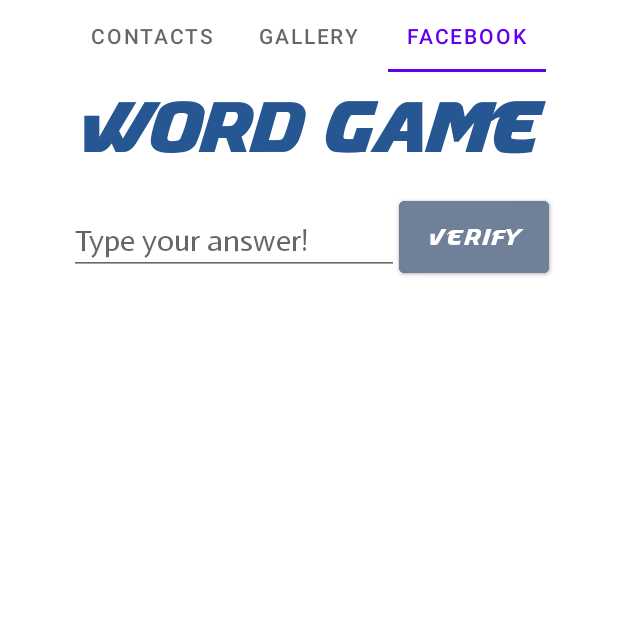
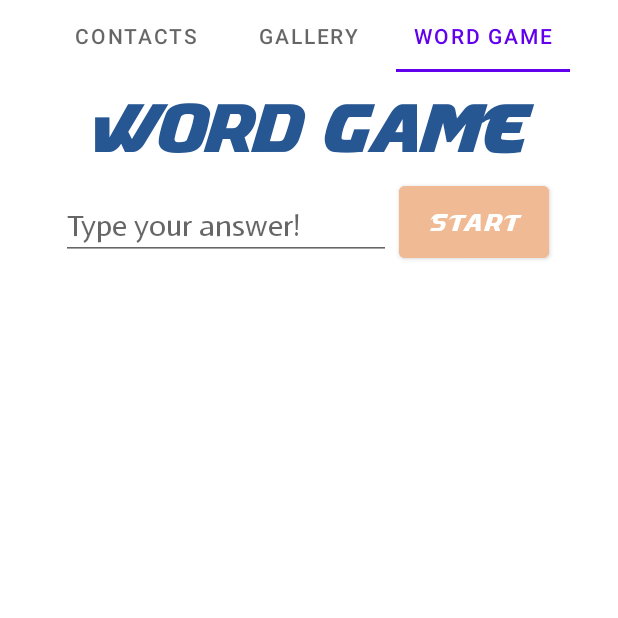
Before and after one commit to woohyein/CS496_proj2, an Android app: the MainActivity screen opened directly, with no data from a screen before it, tab 3 chosen, on a phone screen of 412 x 824 dp, the top half of it. Run offline under Robolectric (Android 15) with nearby library versions, the light colour scheme and no system bars; libraries missing offline, so code that uses them is left out: com.facebook, com.facebook.login; pictures from the network do not load; Roboto replaces fonts that are not available here; 1 statement that could not run was skipped.

Commit message:
tab3 almost complete

```diff
--- a/app/src/main/java/com/example/cs496_proj2/MainActivity.java
+++ b/app/src/main/java/com/example/cs496_proj2/MainActivity.java
@@ -48,8 +48,6 @@ public class MainActivity extends AppCompatActivity
         // Require Permission
         GetPermission();
         //onRequestPermissionsResult(PERMISSIONS_REQUEST_CODE, REQUIRED_PERMISSIONS, grandResults);
-        //FacebookSdk.sdkInitialize(getApplicationContext());
-       // AppEventsLogger.activateApp(this);
     }
 
     public void onStop(){
@@ -77,7 +75,7 @@ public class MainActivity extends AppCompatActivity
                     tab.setText("Gallery");
                     break;
                 case 2:
-                    tab.setText("Facebook");
+                    tab.setText("Word Game");
                     break;
             }
             viewPager.setCurrentItem(0);
--- a/app/src/main/res/layout/fragment_c_s_cal.xml
+++ b/app/src/main/res/layout/fragment_c_s_cal.xml
@@ -13,10 +13,10 @@
         android:fontFamily="@font/masque"
         android:layout_gravity="center_horizontal"
         android:text=" Word Game "
-        android:layout_marginTop="10dp"
+        android:layout_marginTop="12dp"
         android:textAllCaps="true"
         android:textColor="#275793"
-        android:textSize="43dp"
+        android:textSize="41dp"
         android:textStyle="bold" />
 
     <EditText
@@ -25,8 +25,8 @@
         android:layout_height="wrap_content"
         android:layout_gravity="center_horizontal"
         android:hint="Type your answer!"
-        android:layout_marginRight="50dp"
-        android:layout_marginTop="90dp"
+        android:layout_marginRight="55dp"
+        android:layout_marginTop="80dp"
         android:fontFamily="@font/actor"
         android:textSize="20dp"
         />
@@ -37,12 +37,13 @@
         android:layout_height="60dp"
         android:text="Submit"
         android:layout_gravity="center_horizontal"
-        android:layout_marginTop="80dp"
+        android:layout_marginTop="70dp"
         android:layout_marginLeft="110dp"
         android:backgroundTint="#3D6075"
         android:textAllCaps="false"
         android:textSize="14dp"
         android:fontFamily="@font/masque"
+        android:visibility="invisible"
         />
 
     <Button
@@ -51,12 +52,28 @@
         android:layout_height="60dp"
         android:text="Verify"
         android:layout_gravity="center_horizontal"
-        android:layout_marginTop="80dp"
+        android:layout_marginTop="70dp"
         android:layout_marginLeft="110dp"
         android:backgroundTint="#708098"
         android:textAllCaps="false"
         android:textSize="14dp"
         android:fontFamily="@font/masque"
+        android:visibility="invisible"
+        />
+
+    <Button
+        android:id="@+id/start_button"
+        android:layout_width="100dp"
+        android:layout_height="60dp"
+        android:text="Start"
+        android:layout_gravity="center_horizontal"
+        android:layout_marginTop="70dp"
+        android:layout_marginLeft="110dp"
+        android:backgroundTint="#F0BB94"
+        android:textAllCaps="false"
+        android:textSize="15dp"
+        android:fontFamily="@font/masque"
+
         />
 
 
```
Also changed, not shown: app/src/main/java/com/example/cs496_proj2/CSCal/CSCalFragment.java (+133 -41 lines), app/src/main/java/com/example/cs496_proj2/CSCal/GameAPI.java (+5 -2 lines), app/src/main/java/com/example/cs496_proj2/Login/Login.java (+1 -14 lines).
